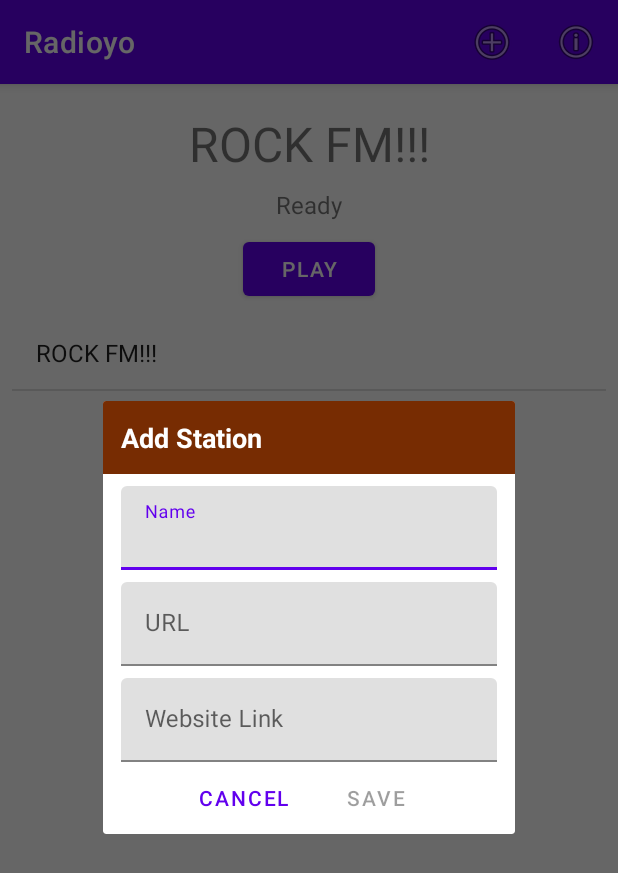
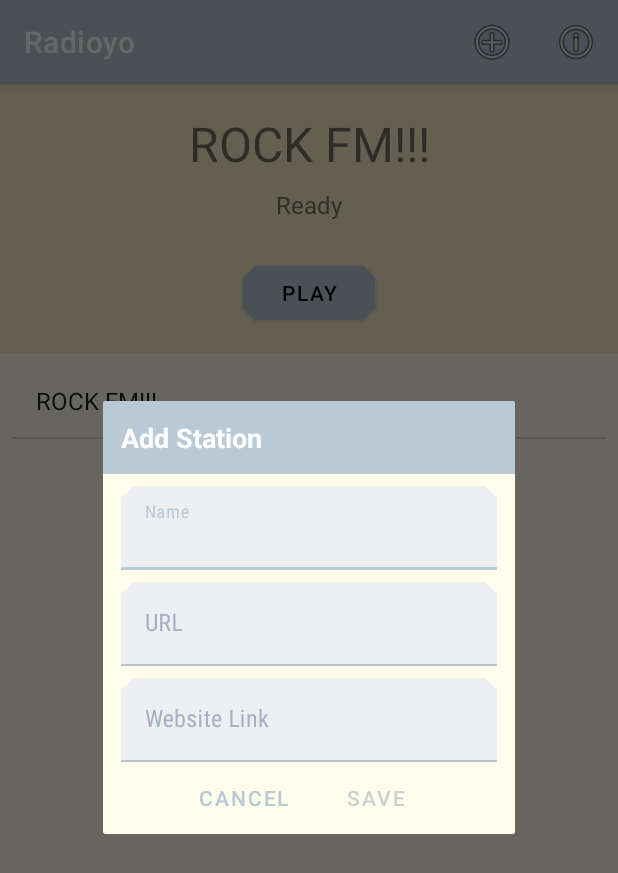
Before and after one commit to johncrawley/WebRadio, an Android app: the screen it shows after launch (MainActivity), after a tap on "Add Station", on a phone screen of 412 x 824 dp. Shown: the top 873 px of the screen. Run offline under Robolectric (Android 15) with nearby library versions, the phone set to English and light mode, and no system bars; 2 other taps on this screen came first.

Commit message:
Added feature graphic for about dialog, and lots of styling changes for day theme.

```diff
--- a/app/src/main/AndroidManifest.xml
+++ b/app/src/main/AndroidManifest.xml
@@ -4,6 +4,7 @@
 
     <uses-permission android:name="android.permission.INTERNET" />
     <uses-permission android:name="android.permission.FOREGROUND_SERVICE"/>
+    <uses-permission android:name="android.permission.WAKE_LOCK"/>
 
     <application
         android:networkSecurityConfig="@xml/network_security_config"
--- a/app/src/main/res/layout/current_station_detail.xml
+++ b/app/src/main/res/layout/current_station_detail.xml
@@ -42,6 +42,7 @@
         android:layout_height="wrap_content"
         android:orientation="horizontal"
         android:gravity="center_horizontal"
+        android:padding="@dimen/station_detail_button_layout_padding"
         app:layout_constraintTop_toBottomOf="@id/playStatusTextView"
         app:layout_constraintBottom_toBottomOf="parent"
         app:layout_constraintLeft_toLeftOf="parent"
--- a/app/src/main/res/layout/fragment_add_station.xml
+++ b/app/src/main/res/layout/fragment_add_station.xml
@@ -1,6 +1,7 @@
 <?xml version="1.0" encoding="utf-8"?>
 <LinearLayout xmlns:android="http://schemas.android.com/apk/res/android"
    android:orientation="vertical"
+    style="@style/generalDialog"
     android:layout_width="match_parent"
     android:layout_height="match_parent">
 
--- a/app/src/main/res/layout/fragment_edit_station.xml
+++ b/app/src/main/res/layout/fragment_edit_station.xml
@@ -1,6 +1,7 @@
 <?xml version="1.0" encoding="utf-8"?>
 <LinearLayout xmlns:android="http://schemas.android.com/apk/res/android"
     android:orientation="vertical"
+    style="@style/generalDialog"
     android:layout_width="match_parent"
     android:layout_height="match_parent">
 
--- a/app/src/main/res/layout/fragment_title.xml
+++ b/app/src/main/res/layout/fragment_title.xml
@@ -4,15 +4,15 @@
     android:id="@+id/titleLayout"
     android:layout_width="match_parent"
     android:layout_height="wrap_content"
-    android:background="@color/app_bar"
+    style="@style/fragmentTitle"
     android:orientation="horizontal">
 
     <TextView
         android:id="@+id/fragmentTitleText"
         android:layout_width="wrap_content"
         android:layout_height="match_parent"
+        style="@style/fragmentTitle"
         android:padding="12dp"
-        android:textColor="@color/white"
         android:textSize="18sp"
         android:textStyle="bold" />
 
--- a/app/src/main/res/layout/stations_list.xml
+++ b/app/src/main/res/layout/stations_list.xml
@@ -3,6 +3,7 @@
     xmlns:android="http://schemas.android.com/apk/res/android"
     android:layout_height="match_parent"
     android:layout_width="match_parent"
+    style="@style/stationList"
     android:orientation="vertical">
     <ListView
         android:id="@+id/stationsList"
--- a/app/src/main/res/values-night/themes.xml
+++ b/app/src/main/res/values-night/themes.xml
@@ -1,37 +1,47 @@
 <resources xmlns:tools="http://schemas.android.com/tools">
-    <!-- Base application theme. -->
-    <style name="Theme.WebRadio" parent="Theme.MaterialComponents.DayNight.DarkActionBar">
-        <!-- Primary brand color. -->
+
+    <style name="Theme.WebRadio_old" parent="Theme.MaterialComponents.DayNight.DarkActionBar">
         <item name="colorPrimary">@color/dark_edit_text_color</item>
-        <item name="colorPrimaryVariant">@color/notification_bar</item>
+        <item name="colorPrimaryVariant">@color/notification_bar_dark</item>
         <item name="colorOnPrimary">@color/black</item>
-        <!-- Secondary brand color. -->
-        <item name="colorSecondary">@color/teal_200</item>
-        <item name="colorSecondaryVariant">@color/teal_200</item>
+        <item name="feature_graphic">@drawable/radioyo_feature_graphic</item>
         <item name="colorOnSecondary">@color/black</item>
-
-        <!--<item name="android:actionBarTheme">@style/MyActionBar</item>-->
         <item name="android:statusBarColor" tools:targetApi="l">?attr/colorPrimaryVariant</item>
-       <!-- <item name="android:dialogTheme">@style/CustomDialog2</item>-->
     </style>
 
-    <style name="stationDetail" parent="Base.CardView">
-        <item name="android:background">#151A1E</item>
-    </style>
-
-    <style name="MyActionBar" parent="@android:style/Widget.Holo.Light.ActionBar">
-        <item name="android:background">#C1000E</item>
-        <item name="android:titleTextStyle">@style/MyTheme.ActionBar.TitleTextStyle</item>
-    </style>
-
-    <style name="MyTheme.ActionBar.TitleTextStyle" parent="@android:style/TextAppearance.Holo.Widget.ActionBar.Title">
-        <item name="android:textColor">@color/purple_500</item>
+    <style name="Theme.WebRadio" parent="Theme.MaterialComponents.DayNight.DarkActionBar">
+        <item name="colorPrimary">@color/color_primary_dark</item>
+        <item name="colorPrimaryVariant">@color/notification_bar_dark</item>
+        <item name="colorOnPrimary">@color/black</item>
+        <item name="feature_graphic">@drawable/radioyo_feature_graphic</item>
+        <item name="colorOnSecondary">@color/black</item>
+        <item name="android:statusBarColor" tools:targetApi="l">?attr/colorPrimaryVariant</item>
     </style>
 
 
+    <style name="stationDetail" parent="Base.CardView">
+        <item name="android:background">@color/station_detail_background_dark</item>
+    </style>
+
+
+    <style name="stationList" parent="Base.CardView">
+        <item name="android:background">@color/station_list_background_dark</item>
+    </style>
+
+
+    <style name="fragmentTitle" parent="Base.CardView">
+        <item name="android:background">@color/notification_bar_dark</item>
+        <item name="android:textColor">@color/notification_bar_text_dark</item>
+    </style>
+
+
+    <style name="generalDialog" parent="Base.CardView">
+        <item name="android:background">@color/general_dialog_background_dark</item>
+    </style>
+
 
     <style name="dialog_title_style" parent="@style/Theme.AppCompat.Light.Dialog">
-        <item name="android:color">@color/app_bar</item>
+        <item name="android:color">@color/color_primary_dark</item>
         <item name="android:textColor">@android:color/white</item>
         <item name="android:textStyle">bold</item>
         <item name="android:padding">10dp</item>
--- a/app/src/main/res/values/colors.xml
+++ b/app/src/main/res/values/colors.xml
@@ -7,10 +7,24 @@
     <color name="teal_700">#FF018786</color>
     <color name="black">#FF000000</color>
     <color name="white">#FFFFFFFF</color>
-    <color name="notification_bar">#552002</color>
-    <color name="app_bar">#772C02</color>
+
+
+    <color name="notification_bar_dark">#411602</color>
+    <color name="notification_bar_text_dark">#A8A49F</color>
     <color name="dark_text_color">#772C02</color>
-    <color name="dark_color_primary">#BD6C06</color>
+    <color name="color_primary_dark">#A8A49F</color>
     <color name="dark_edit_text_color">#E6E1DD</color>
     <color name="dialog_background_dark">#00191919</color>
+    <color name="station_detail_background_dark">#151A1E</color>
+    <color name="station_list_background_dark">#11161A</color>
+    <color name="general_dialog_background_dark">#11161A</color>
+
+    <color name="background_bright">#FAFFEC</color>
+    <color name="primary_color">#BAC9D6</color>
+    <color name="primary_color_lighter">#CEDDEA</color>
+    <color name="notification_bar">#A6BAC9</color>
+    <color name="notification_bar_text">#FFFFFF</color>
+    <color name="station_detail_background">#F8F1CF</color>
+    <color name="station_list_background">#FFFEEC</color>
+    <color name="default_background">#FAFFF6</color>
 </resources>
--- a/app/src/main/res/values/dimens.xml
+++ b/app/src/main/res/values/dimens.xml
@@ -12,6 +12,7 @@
     <dimen name="about_dialog_image_margin">12dp</dimen>
     <dimen name="about_text_size">18sp</dimen>
     <dimen name="edit_text_padding_top">8dp</dimen>
+    <dimen name="station_detail_button_layout_padding">16dp</dimen>
 
 
 </resources>
--- a/app/src/main/res/values/strings.xml
+++ b/app/src/main/res/values/strings.xml
@@ -2,6 +2,7 @@
     <string name="app_name">Radioyo</string>
     <string name="about_app_name_and_version">Radioyo v1.0, 2022</string>
     <string name="about_created_by">Created by John Crawley</string>
+    <string name="radioyo_graphic">Radio-yo title graphic</string>
     <string name="no_stations_text">No Stations Saved</string>
     <string name="play_button_text">Play</string>
     <string name="stop_button_text">Stop</string>
--- /dev/null
+++ b/app/src/main/res/values/styles.xml
@@ -0,0 +1,4 @@
+<?xml version="1.0" encoding="utf-8"?>
+<resources>
+    <attr name="feature_graphic" format="reference"/>
+</resources>
--- a/app/src/main/res/values/themes.xml
+++ b/app/src/main/res/values/themes.xml
@@ -1,16 +1,75 @@
 <resources xmlns:tools="http://schemas.android.com/tools">
-    <!-- Base application theme. -->
+
     <style name="Theme.WebRadio" parent="Theme.MaterialComponents.DayNight.DarkActionBar">
-        <!-- Primary brand color. -->
-        <item name="colorPrimary">@color/purple_500</item>
-        <item name="colorPrimaryVariant">@color/purple_700</item>
-        <item name="colorOnPrimary">@color/white</item>
-        <!-- Secondary brand color. -->
+        <item name="colorPrimary">@color/primary_color</item>
+        <item name="colorPrimaryVariant">@color/notification_bar</item>
+        <item name="colorOnPrimary">@color/black</item>
+        <item name="feature_graphic">@drawable/radioyo_feature_graphic_bright</item>
+
         <item name="colorSecondary">@color/teal_200</item>
-        <item name="colorSecondaryVariant">@color/teal_700</item>
+        <item name="colorSecondaryVariant">@color/teal_200</item>
         <item name="colorOnSecondary">@color/black</item>
-        <!-- Status bar color. -->
+
         <item name="android:statusBarColor" tools:targetApi="l">?attr/colorPrimaryVariant</item>
-        <!-- Customize your theme here. -->
+
+        <!-- Color for material edit text backgrounds and influences hint color -->
+        <item name="colorOnSurface">#7683A3</item>
+
+        <!-- EditText hint font-->
+        <item name="textAppearanceSubtitle1">@style/TextAppearance.App.Subtitle1</item>
+
+        <!--helper text font-->
+        <item name="textAppearanceCaption">@style/TextAppearance.App.Caption</item>
+
+        <!-- material components shape-->
+        <item name="shapeAppearanceSmallComponent">@style/ShapeAppearance.App.SmallComponent</item>
+
     </style>
+
+    <style name="TextAppearance.App.Subtitle1" parent="TextAppearance.MaterialComponents.Subtitle1">
+        <!--this changes the font face of the hint text-->
+        <item name="fontFamily">sans-serif-condensed</item>
+        <item name="android:fontFamily">sans-serif-condensed</item>
+    </style>
+
+    <style name="TextAppearance.App.Caption" parent="TextAppearance.MaterialComponents.Caption">
+        <!--this changes the font face of the helper text-->
+        <item name="fontFamily">sans-serif-black</item>
+        <item name="android:fontFamily">sans-serif-black</item>
+    </style>
+
+    <style name="ShapeAppearance.App.SmallComponent" parent="ShapeAppearance.MaterialComponents.SmallComponent">
+        <item name="cornerFamily">cut</item>
+        <item name="cornerSize">8dp</item>
+    </style>
+
+
+    <style name="stationDetail" parent="Base.CardView">
+        <item name="android:background">@color/station_detail_background</item>
+    </style>
+
+
+    <style name="stationList" parent="Base.CardView">
+        <item name="android:background">@color/station_list_background</item>
+    </style>
+
+
+    <style name="generalDialog" parent="Base.CardView">
+        <item name="android:background">@color/station_list_background</item>
+    </style>
+
+
+    <style name="fragmentTitle" parent="Base.CardView">
+        <item name="android:background">@color/primary_color</item>
+        <item name="android:textColor">@color/notification_bar_text</item>
+    </style>
+
+
+    <style name="dialog_title_style" parent="@style/Theme.AppCompat.Light.Dialog">
+        <item name="android:color">@color/primary_color</item>
+        <item name="android:textColor">@android:color/white</item>
+        <item name="android:textStyle">bold</item>
+        <item name="android:padding">10dp</item>
+    </style>
+
 </resources>
```
Also changed, not shown: app/src/main/java/com/jcrawley/webradio/service/MediaPlayerService.java (+22 -10 lines), app/src/main/res/layout/fragment_about_app.xml (+6 -2 lines), app/src/main/res/drawable/app_icon.png.
